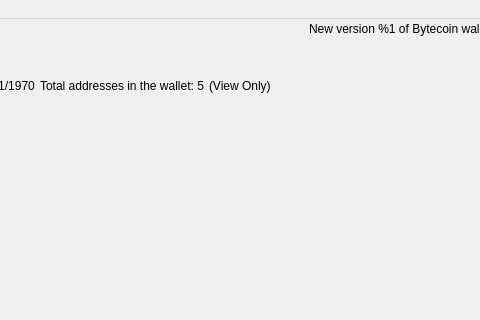
Old version of the form src/mainwindow.ui in the repository bcndev/bytecoin-gui; both pictures show x 155 to 635 and y 0 to 320 of the 1273 by 824 pixel window.
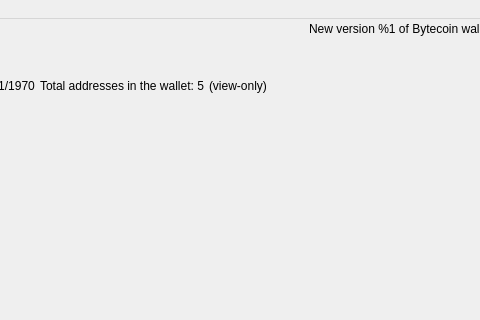
New version of the form. Icons and pictures are not drawn. Custom widgets are drawn as their Qt base class.

What changed in the file:
```diff
--- a/src/mainwindow.ui
+++ b/src/mainwindow.ui
@@ -259,7 +259,7 @@
                  </sizepolicy>
                 </property>
                 <property name="text">
-                 <string>(View Only)</string>
+                 <string>(view-only)</string>
                 </property>
                </widget>
               </item>
```
Left out of the diff: 2 changed lines with no effect on the pictures.
